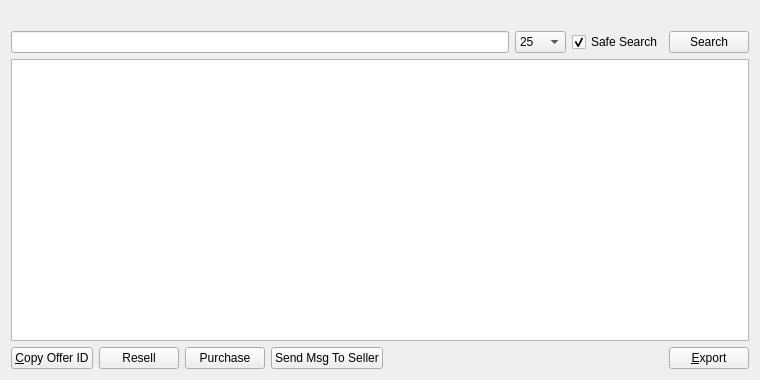
Above: src/qt/forms/offerlistpage.ui from willyko/syscoin2 before the change. Below: the same form after it.
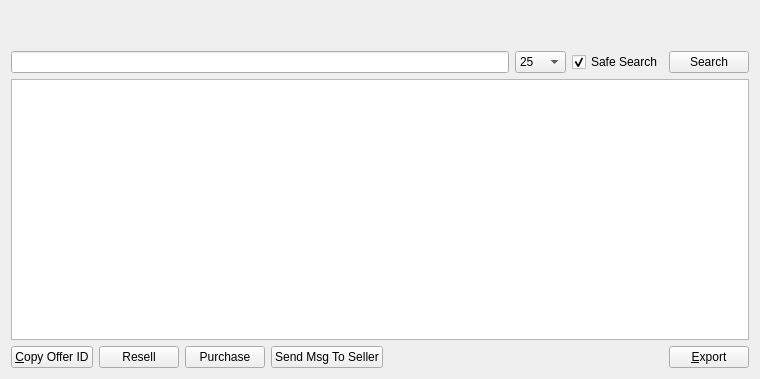
That is the form after the change.

Commit message: show num results found

```diff
--- a/src/qt/forms/offerlistpage.ui
+++ b/src/qt/forms/offerlistpage.ui
@@ -7,7 +7,7 @@
     <x>0</x>
     <y>0</y>
     <width>760</width>
-    <height>380</height>
+    <height>379</height>
    </rect>
   </property>
   <property name="windowTitle">
@@ -24,6 +24,13 @@
      </property>
     </widget>
    </item>
+   <item>
+    <widget class="QLabel" name="labelResults">
+     <property name="text">
+      <string/>
+     </property>
+    </widget>
+   </item>
    <item>
     <layout class="QHBoxLayout" name="horizontalLayout_2">
      <item>
```
The commit also changes 5 other files.
